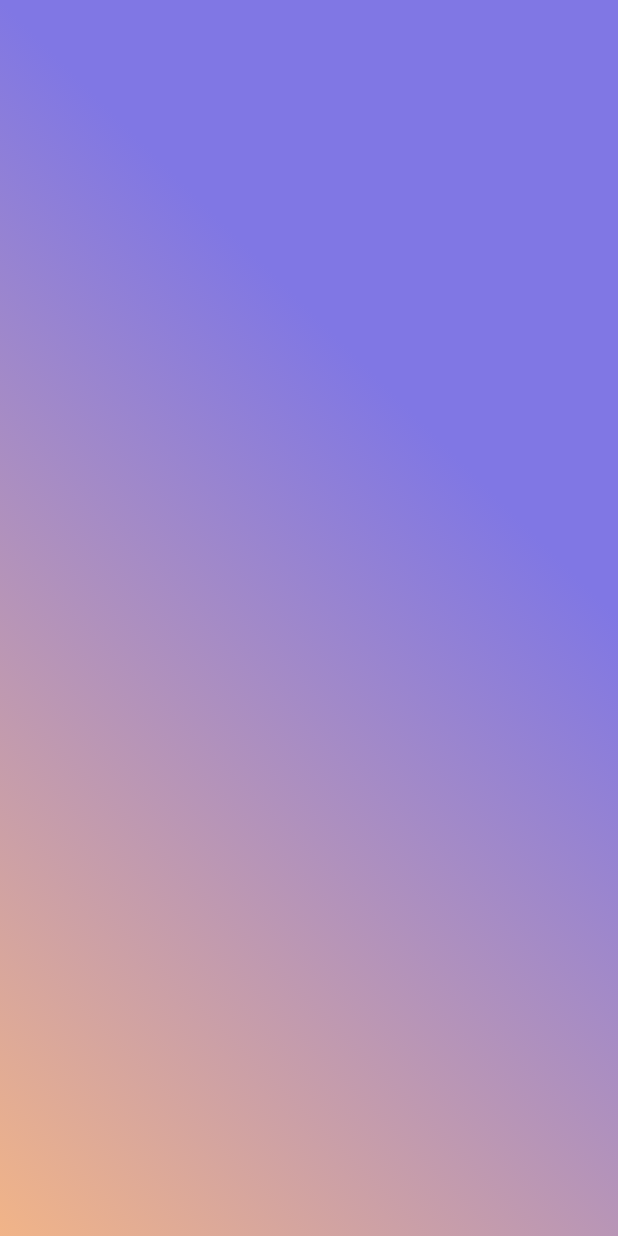
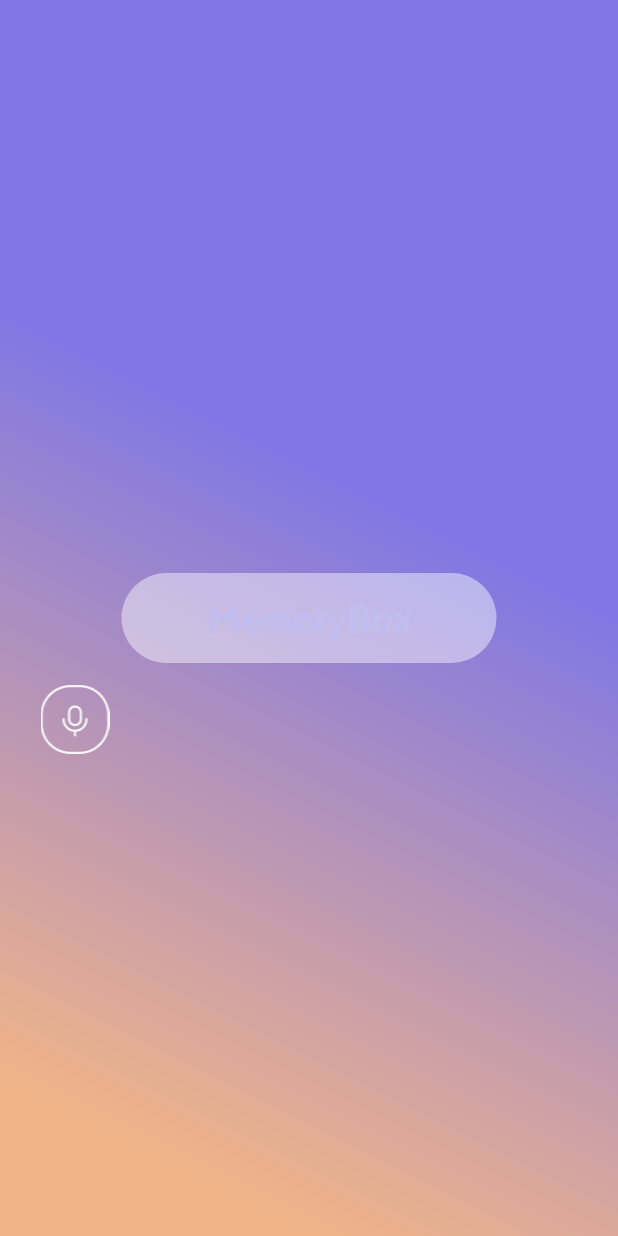
Before and after one commit to SNazarko/MemoryBox, a Flutter app: the AudioRecordingsPage screen opened directly, after a tap on "Открыть все", on a phone screen of 412 x 824 dp. Run offline on Flutter 3.47's test engine with Material 2 defaults, Android fonts, the phone set to English and light mode, and no system bars; our stand-ins replace bloc, firebase_auth, firebase_core, flutter_bloc, flutter_multi_formatter, flutter_phoenix and 3 more; missing offline and left inert: flutter_sound, flutter_sound_platform_interface; accounts and stored records are empty.

Commit message:
add animation

```diff
--- a/lib/pages/screensaver_page.dart
+++ b/lib/pages/screensaver_page.dart
@@ -1,5 +1,7 @@
 import 'package:flutter/cupertino.dart';
 import 'package:flutter/material.dart';
+import 'package:memory_box/resources/app_colors.dart';
+import 'package:memory_box/resources/app_icons.dart';
 
 class Screensaver extends StatefulWidget {
   const Screensaver({Key? key}) : super(key: key);
@@ -9,20 +11,92 @@ class Screensaver extends StatefulWidget {
   _ScreensaverState createState() => _ScreensaverState();
 }
 
-class _ScreensaverState extends State<Screensaver> {
+class _ScreensaverState extends State<Screensaver>
+    with TickerProviderStateMixin {
+  late AnimationController controller;
+  late AnimationController controller2;
+  late Animation animation;
+  late Animation animationColor;
+  late Animation animationColor2;
+  late Animation animationColor3;
+  @override
+  void initState() {
+    super.initState();
+    controller =
+        AnimationController(duration: Duration(seconds: 2), vsync: this);
+    controller2 =
+        AnimationController(duration: Duration(seconds: 1), vsync: this);
+    animation = CurvedAnimation(parent: controller, curve: Curves.decelerate);
+    animationColor = ColorTween(begin: Colors.white, end: AppColor.glass)
+        .animate(controller);
+    animationColor2 =
+        ColorTween(begin: const Color(0XFF8077E4), end: AppColor.white100)
+            .animate(controller);
+    animationColor3 =
+        ColorTween(begin: const Color(0XFF8077E4), end: Color(0xFFF1B488))
+            .animate(controller2);
+    controller2.forward();
+    controller2.addListener(() {});
+
+    controller.forward();
+    controller.addListener(() {
+      setState(() {});
+      print(controller.value);
+      print(animationColor.value);
+    });
+  }
+
+  @override
+  void dispose() {
+    controller.dispose();
+    controller2.dispose();
+    super.dispose();
+  }
+
   @override
   Widget build(BuildContext context) {
-    return Stack(
+    return Scaffold(
+      body: Stack(
         children: [
           Container(
             decoration: BoxDecoration(
               gradient: LinearGradient(
-                colors: [Color(0xFFF1B488), Color(0xFF8077E4)],
-                begin: Alignment.bottomLeft),
+                  colors: [animationColor3.value, Color(0xFF8077E4)],
+                  begin: Alignment.bottomCenter),
               color: Colors.cyan,
             ),
           ),
+          Center(
+            child: Container(
+              child: Center(
+                child: Text(
+                  'MemoryBox',
+                  style: TextStyle(
+                      color: animationColor2.value,
+                      fontSize: controller.value * 45,
+                      fontWeight: FontWeight.w700),
+                ),
+              ),
+              height: 60.0,
+              width: 250.0,
+              decoration: BoxDecoration(
+                color: animationColor.value,
+                borderRadius: const BorderRadius.all(
+                  Radius.circular(50.0),
+                ),
+              ),
+            ),
+          ),
+          Positioned(
+            top: 430,
+            child: Image.asset(
+              'assets/images/microfon.png',
+              width: 100,
+              height: 100,
+            ),
+          )
         ],
+      ),
     );
   }
 }
--- a/lib/resources/app_icons.dart
+++ b/lib/resources/app_icons.dart
@@ -18,4 +18,5 @@ class AppIcons {
   static const String tabbar_profile = '$path/tabbar_profile.png';
   static const String vector = '$path/vector.png';
   static const String camera = '$path/сamera.png';
+  static const String microfon = '$path/microfon.png';
 }
```
Also changed, not shown: assets/images/1.5x/microfon.png (added), assets/images/2x/microfon.png (added), assets/images/3x/microfon.png (added), assets/images/4x/microfon.png (added), assets/images/microfon.png (added). Lines whose indentation alone changed are shown as unchanged.
